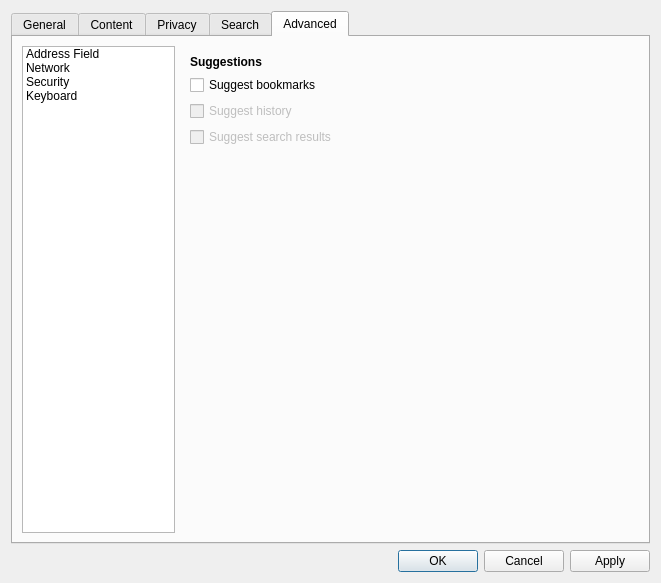
The window that src/ui/PreferencesDialog.ui (OtterBrowser/otter-browser) describes before a commit, drawn with Qt 5.
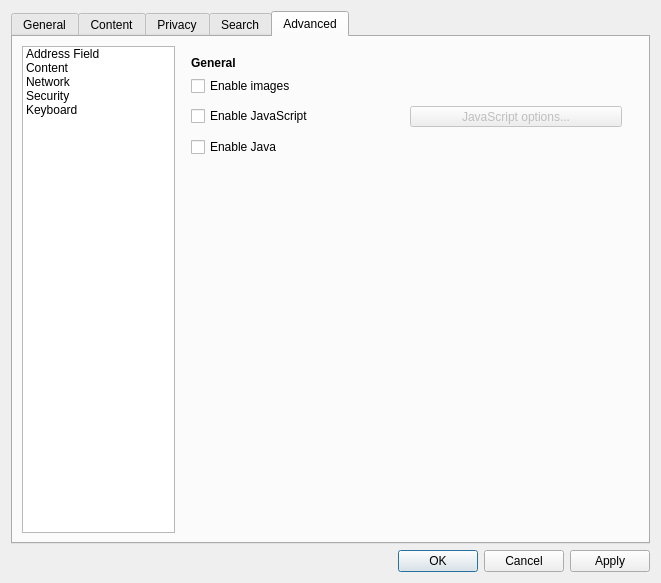
The same window after the commit. The open tabs and pages were chosen to show the change. Custom widgets are drawn as their Qt base class.

Commit message: New Content tab in advanced part of Preferences dialog

What changed in the file:
```diff
--- a/src/ui/PreferencesDialog.ui
+++ b/src/ui/PreferencesDialog.ui
@@ -1302,6 +1302,11 @@
            <string>Address Field</string>
           </property>
          </item>
+         <item>
+          <property name="text">
+           <string>Content</string>
+          </property>
+         </item>
          <item>
           <property name="text">
            <string>Network</string>
@@ -1385,6 +1390,80 @@
            </item>
           </layout>
          </widget>
+         <widget class="QWidget" name="contentPage">
+          <widget class="QLabel" name="contentGeneralHeader">
+           <property name="geometry">
+            <rect>
+             <x>10</x>
+             <y>10</y>
+             <width>442</width>
+             <height>13</height>
+            </rect>
+           </property>
+           <property name="font">
+            <font>
+             <weight>75</weight>
+             <bold>true</bold>
+            </font>
+           </property>
+           <property name="text">
+            <string>General</string>
+           </property>
+          </widget>
+          <widget class="QWidget" name="verticalLayoutWidget">
+           <property name="geometry">
+            <rect>
+             <x>10</x>
+             <y>30</y>
+             <width>431</width>
+             <height>81</height>
+            </rect>
+           </property>
+           <layout class="QVBoxLayout" name="contentVerticalLayout">
+            <property name="spacing">
+             <number>10</number>
+            </property>
+            <item>
+             <widget class="QCheckBox" name="enableImagesCheckBox">
+              <property name="text">
+               <string>Enable images</string>
+              </property>
+             </widget>
+            </item>
+            <item>
+             <layout class="QHBoxLayout" name="contentHorizontalLayout" stretch="0,0">
+              <property name="spacing">
+               <number>6</number>
+              </property>
+              <item>
+               <widget class="QCheckBox" name="enableJavaScriptCheckBox">
+                <property name="text">
+                 <string>Enable JavaScript</string>
+                </property>
+               </widget>
+              </item>
+              <item>
+               <widget class="QPushButton" name="advancedJavaScriptButton">
+                <property name="enabled">
+                 <bool>false</bool>
+                </property>
+                <property name="text">
+                 <string>JavaScript options...</string>
+                </property>
+               </widget>
+              </item>
+             </layout>
+            </item>
+            <item>
+             <widget class="QCheckBox" name="enableJavaCheckBox">
+              <property name="text">
+               <string>Enable Java</string>
+              </property>
+             </widget>
+            </item>
+           </layout>
+          </widget>
+         </widget>
          <widget class="QWidget" name="networkPage">
           <layout class="QVBoxLayout" name="networkPageLayout" stretch="0,0,0,0,0,0,0,1">
            <item>
```
The commit also changes 1 other file.
